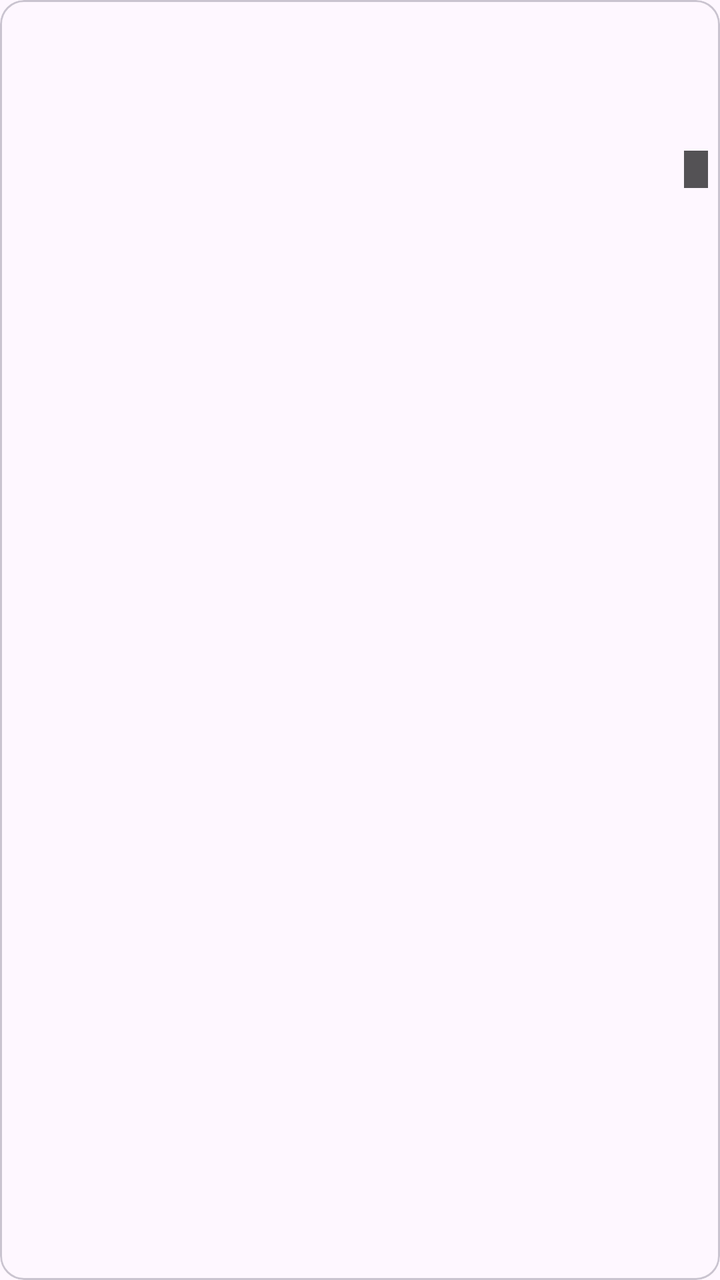
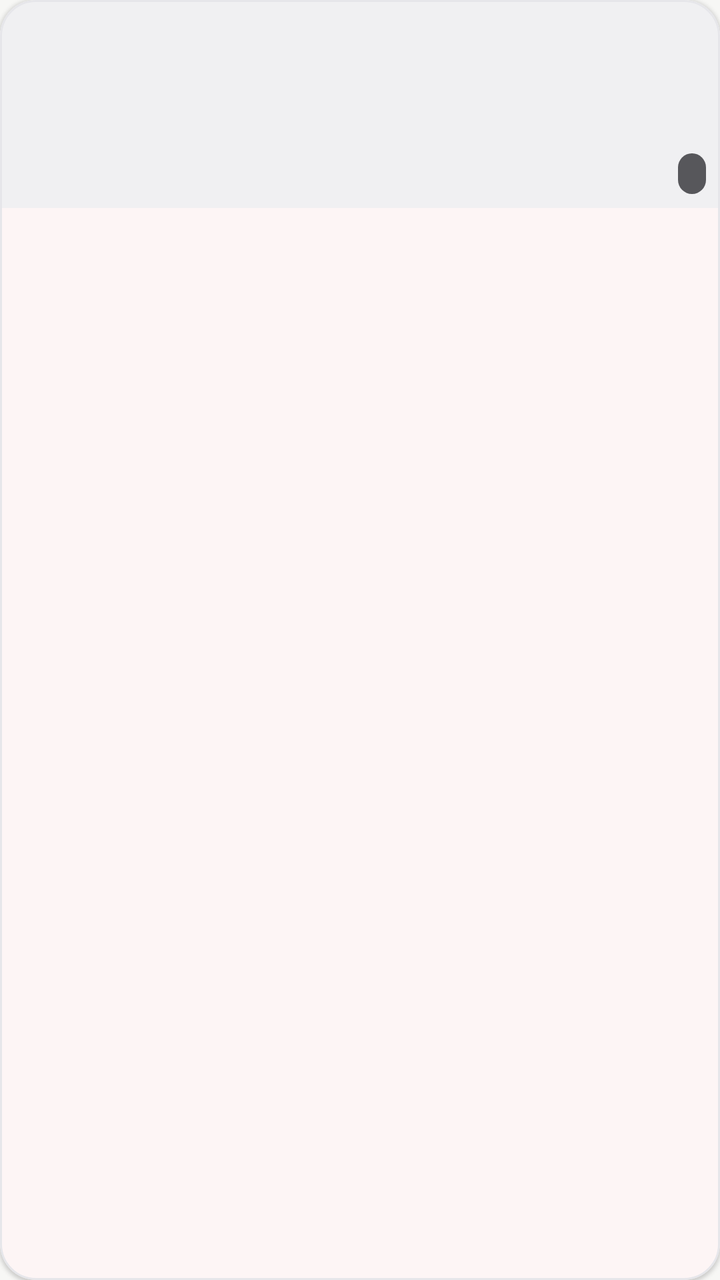

Before-and-after screenshots of an Android layout around one commit, followed by the original layout XML and the change that was made.
<!-- AndroidManifest.xml: application theme Theme.RekaminAja -->
<!-- res/layout/item_media.xml -->
<?xml version="1.0" encoding="utf-8"?>
<com.google.android.material.card.MaterialCardView xmlns:android="http://schemas.android.com/apk/res/android"
    android:layout_width="match_parent"
    android:layout_height="wrap_content"
    android:layout_margin="4dp">

    <LinearLayout
        android:layout_width="match_parent"
        android:layout_height="wrap_content"
        android:orientation="vertical">

        <FrameLayout
            android:layout_width="match_parent"
            android:layout_height="100dp">

            <ImageView
                android:id="@+id/thumb"
                android:layout_width="match_parent"
                android:layout_height="match_parent"
                android:contentDescription="@null"
                android:scaleType="centerCrop" />

            <TextView
                android:id="@+id/mediaBadge"
                android:layout_width="wrap_content"
                android:layout_height="wrap_content"
                android:layout_gravity="bottom|end"
                android:layout_margin="6dp"
                android:background="#AA000000"
                android:paddingHorizontal="6dp"
                android:paddingVertical="2dp"
                android:textColor="#FFFFFF"
                android:textSize="11sp" />
        </FrameLayout>

        <TextView
            android:id="@+id/mediaName"
            android:layout_width="match_parent"
            android:layout_height="wrap_content"
            android:ellipsize="end"
            android:maxLines="1"
            android:paddingHorizontal="8dp"
            android:paddingTop="6dp"
            android:textAppearance="?attr/textAppearanceBodySmall" />

        <TextView
            android:id="@+id/mediaMeta"
            android:layout_width="match_parent"
            android:layout_height="wrap_content"
            android:ellipsize="end"
            android:maxLines="1"
            android:paddingHorizontal="8dp"
            android:paddingBottom="8dp"
            android:textSize="10sp" />
    </LinearLayout>
</com.google.android.material.card.MaterialCardView>
<!-- resources referenced by this layout -->
<resources>
  <style name="Theme.RekaminAja" parent="Theme.Material3.DayNight.NoActionBar" />
</resources>

<!-- the commit's change to res/layout/item_media.xml (unified diff, before → after) -->
@@ -1,8 +1,14 @@
 <?xml version="1.0" encoding="utf-8"?>
 <com.google.android.material.card.MaterialCardView xmlns:android="http://schemas.android.com/apk/res/android"
+    xmlns:app="http://schemas.android.com/apk/res-auto"
     android:layout_width="match_parent"
     android:layout_height="wrap_content"
-    android:layout_margin="4dp">
+    android:layout_margin="5dp"
+    app:cardBackgroundColor="@color/bg_surface"
+    app:cardCornerRadius="18dp"
+    app:cardElevation="1dp"
+    app:strokeColor="@color/line"
+    app:strokeWidth="1dp">
 
     <LinearLayout
         android:layout_width="match_parent"
@@ -11,7 +17,8 @@
 
         <FrameLayout
             android:layout_width="match_parent"
-            android:layout_height="100dp">
+            android:layout_height="104dp"
+            android:background="@color/bg_soft">
 
             <ImageView
                 android:id="@+id/thumb"
@@ -25,12 +32,15 @@
                 android:layout_width="wrap_content"
                 android:layout_height="wrap_content"
                 android:layout_gravity="bottom|end"
-                android:layout_margin="6dp"
-                android:background="#AA000000"
-                android:paddingHorizontal="6dp"
-                android:paddingVertical="2dp"
+                android:layout_margin="7dp"
+                android:background="@drawable/bg_badge_dark"
+                android:fontFamily="sans-serif-medium"
+                android:paddingStart="7dp"
+                android:paddingTop="3dp"
+                android:paddingEnd="7dp"
+                android:paddingBottom="3dp"
                 android:textColor="#FFFFFF"
-                android:textSize="11sp" />
+                android:textSize="10.5sp" />
         </FrameLayout>
 
         <TextView
@@ -38,10 +48,13 @@
             android:layout_width="match_parent"
             android:layout_height="wrap_content"
             android:ellipsize="end"
+            android:fontFamily="sans-serif-medium"
             android:maxLines="1"
-            android:paddingHorizontal="8dp"
-            android:paddingTop="6dp"
-            android:textAppearance="?attr/textAppearanceBodySmall" />
+            android:paddingStart="10dp"
+            android:paddingTop="8dp"
+            android:paddingEnd="10dp"
+            android:textColor="@color/ink"
+            android:textSize="12sp" />
 
         <TextView
             android:id="@+id/mediaMeta"
@@ -49,8 +62,10 @@
             android:layout_height="wrap_content"
             android:ellipsize="end"
             android:maxLines="1"
-            android:paddingHorizontal="8dp"
-            android:paddingBottom="8dp"
-            android:textSize="10sp" />
+            android:paddingStart="10dp"
+            android:paddingEnd="10dp"
+            android:paddingBottom="9dp"
+            android:textColor="@color/muted"
+            android:textSize="10.5sp" />
     </LinearLayout>
 </com.google.android.material.card.MaterialCardView>
<!-- resource entries referenced after the edit -->
@@ -1,5 +1,39 @@
 <!-- resources referenced by this layout -->
 <resources>
-  <style name="Theme.RekaminAja" parent="Theme.Material3.DayNight.NoActionBar" />
+  <color name="bg_soft">#F0F0F2</color>
+  <color name="bg_surface">#FFFFFF</color>
+  <color name="ink">#17181C</color>
+  <color name="line">#E6E6EA</color>
+  <color name="muted">#71727A</color>
+  <!-- drawable bg_badge_dark (drawable) -->
+  <?xml version="1.0" encoding="utf-8"?>
+  <shape xmlns:android="http://schemas.android.com/apk/res/android" android:shape="rectangle">
+      <corners android:radius="8dp" />
+      <solid android:color="#B317181C" />
+  </shape>
+  <style name="Theme.RekaminAja" parent="Theme.Material3.Light.NoActionBar">
+          <item name="colorPrimary">@color/brand</item>
+          <item name="colorOnPrimary">@color/on_dark</item>
+          <item name="colorPrimaryContainer">@color/brand_tint</item>
+          <item name="colorOnPrimaryContainer">@color/brand_deep</item>
+          <item name="colorSecondary">@color/accent_slate</item>
+          <item name="colorSurface">@color/bg_surface</item>
+          <item name="colorOnSurface">@color/ink</item>
+          <item name="colorSurfaceVariant">@color/bg_soft</item>
+          <item name="colorOnSurfaceVariant">@color/muted</item>
+          <item name="colorOutline">@color/line</item>
+          <item name="android:colorBackground">@color/bg_app</item>
+          <item name="android:windowBackground">@color/bg_app</item>
+          <item name="android:statusBarColor">@color/bg_app</item>
+          <item name="android:navigationBarColor">@color/bg_app</item>
+          <item name="android:windowLightStatusBar">true</item>
+          <item name="android:windowLightNavigationBar">true</item>
+      </style>
+  <color name="brand">#E5484D</color>
+  <color name="on_dark">#FFFFFF</color>
+  <color name="brand_tint">#FFF0F0</color>
+  <color name="brand_deep">#C9363B</color>
+  <color name="accent_slate">#56616E</color>
+  <color name="bg_app">#F7F7F5</color>
 </resources>
 
